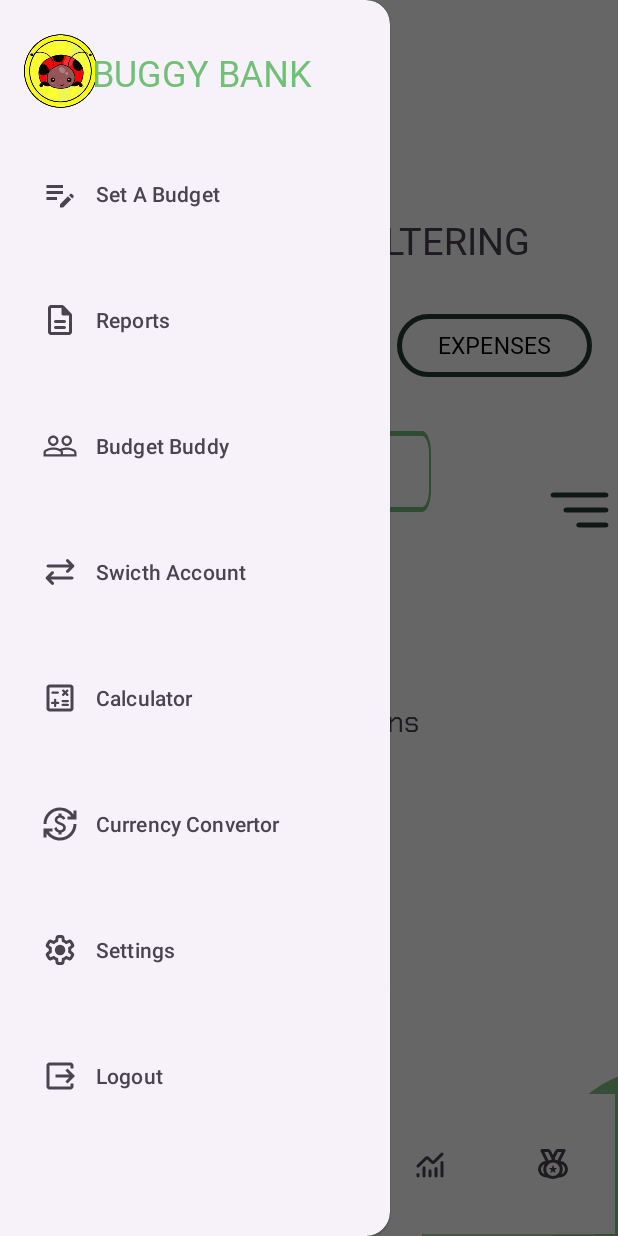
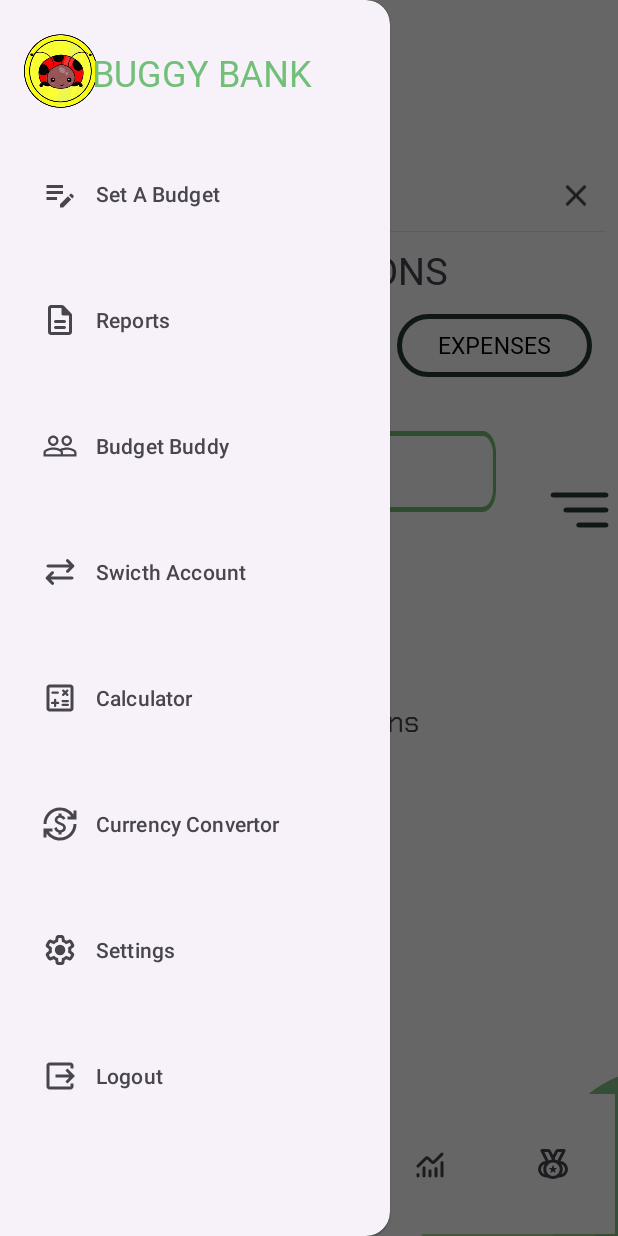
Before and after one commit to ST10085670/BuggyBank, an Android app: the fragment TransactionRecords placed in its activity, with the side drawer open, on a phone screen of 412 x 824 dp. Run offline under Robolectric (Android 15) with nearby library versions, the phone set to English and light mode, and no system bars; our stand-ins replace Firebase (no records; nobody signed in at launch, a user with empty details on screens opened directly); libraries missing offline, so code that uses them is left out: com.github.mikephil.charting; 1 statement that could not run was skipped.

Commit message:
Buttons updated and changed to all caps.Search bar added

```diff
--- a/app/src/main/java/vcmsa/projects/buggybank/TransactionRecords.kt
+++ b/app/src/main/java/vcmsa/projects/buggybank/TransactionRecords.kt
@@ -11,10 +11,12 @@ import android.view.ViewGroup
 import android.widget.PopupMenu
 import android.widget.TextView
 import android.widget.Toast
+import androidx.appcompat.widget.SearchView
 import androidx.lifecycle.lifecycleScope
 import androidx.recyclerview.widget.LinearLayoutManager
 import androidx.recyclerview.widget.RecyclerView
 import com.example.transactionrecords.TransactionRecordsAdapter
+import com.google.android.material.search.SearchBar
 import com.google.firebase.auth.FirebaseAuth
 import com.google.firebase.database.DataSnapshot
 import com.google.firebase.database.DatabaseError
@@ -44,10 +46,12 @@ class TransactionRecords : Fragment() {
     private lateinit var btnIncome: TextView
     private lateinit var btnExpense: TextView
 
+    private lateinit var searchBar : SearchView
 
     private val TAG = "TransactionRecords"
     private lateinit var sortCategory: TextView
     private val filteredTransactions = ArrayList<Transaction>()
+    private val itemRecords = ArrayList <Transaction>()
 
 
     override fun onCreateView(
@@ -65,6 +69,26 @@ class TransactionRecords : Fragment() {
         btnAll = layout.findViewById(R.id.btnAll)
         btnIncome = layout.findViewById(R.id.btnIncomes)
         btnExpense = layout.findViewById(R.id.btnExpenses)
+
+        searchBar = layout.findViewById(R.id.searchBar)
+        searchBar.isIconified = false
+        searchBar.queryHint = "Search..."
+        searchBar.setQuery("", false)
+
+        searchBar.clearFocus() //this removes the cursor from the search bar when fragment loads
+
+
+        searchBar.setOnQueryTextListener(object : SearchView.OnQueryTextListener {
+            override fun onQueryTextSubmit(query: String?): Boolean {
+                return false
+            }
+
+            override fun onQueryTextChange(newText: String?): Boolean {
+                filterRecords(newText ?: "")
+                return true
+            }
+        })
+
 
         adapter = TransactionRecordsAdapter(transactions)
         transactionsList.adapter = adapter
@@ -271,4 +295,31 @@ class TransactionRecords : Fragment() {
 
         popupMenu.show()
     }
+    private fun filterRecords(text: String) {
+        val searchText = text.lowercase()
+        val filteredRecords = mutableListOf<Transaction>()
+
+        for (item in filteredTransactions) {
+            val matches = item.title.lowercase().contains(searchText) ||
+                    item.category.lowercase().contains(searchText) ||
+                    item.paymentMethod.lowercase().contains(searchText) ||
+                    item.amount.toString().lowercase().contains(searchText) ||
+                    item.date.lowercase().contains(searchText) ||
+                    item.type.lowercase().contains(searchText)
+
+            if (matches) {
+                filteredRecords.add(item)
+            }
+        }
+
+        if (filteredRecords.isEmpty()) {
+            Toast.makeText(requireContext(), "No data found", Toast.LENGTH_SHORT).show()
+        } else {
+            updateDisplayedTransactions(filteredRecords)
+        }
+    }
+
+
+
+
 }
--- a/app/src/main/res/layout/activity_sign_in.xml
+++ b/app/src/main/res/layout/activity_sign_in.xml
@@ -102,6 +102,7 @@
             android:layout_height="wrap_content"
             android:layout_marginStart="20dp"
             android:layout_weight="1"
+            android:textAllCaps="true"
             android:backgroundTint="@color/dark_green"
             android:fontFamily="@font/chakra_petch_bold"
             android:textAlignment="center"
@@ -117,6 +118,7 @@
             android:backgroundTint="@android:color/transparent"
             app:strokeColor="#283D36"
             app:strokeWidth="3dp"
+            android:textAllCaps="true"
             android:fontFamily="@font/chakra_petch_bold"
             android:text="@string/Register"
             android:textAlignment="center"
@@ -131,10 +133,10 @@
         android:scaleType="centerCrop"
         app:layout_constraintBottom_toTopOf="@+id/Sign_in_text"
         app:layout_constraintEnd_toEndOf="parent"
-        app:layout_constraintHorizontal_bias="0.497"
+        app:layout_constraintHorizontal_bias="0.519"
         app:layout_constraintStart_toStartOf="parent"
         app:layout_constraintTop_toTopOf="parent"
-        app:layout_constraintVertical_bias="0.781"
+        app:layout_constraintVertical_bias="0.819"
         app:srcCompat="@drawable/logo2" />
 
 </androidx.constraintlayout.widget.ConstraintLayout>
--- a/app/src/main/res/layout/activity_sign_up.xml
+++ b/app/src/main/res/layout/activity_sign_up.xml
@@ -120,6 +120,7 @@
         android:layout_height="wrap_content"
         android:layout_marginTop="28dp"
         android:text="@string/sign_up_button"
+        android:textAllCaps="true"
         android:backgroundTint="@color/dark_green"
         android:fontFamily="@font/chakra_petch_bold"
         android:textAlignment="center"
--- a/app/src/main/res/layout/fragment_add_budget_buddy_pop_up.xml
+++ b/app/src/main/res/layout/fragment_add_budget_buddy_pop_up.xml
@@ -47,6 +47,7 @@
         android:id="@+id/btnAddBuddy"
         android:layout_width="200dp"
         android:layout_height="50dp"
+        android:textAllCaps="true"
         android:layout_marginTop="56dp"
         android:backgroundTint="@color/dark_green"
         android:fontFamily="@font/chakra_petch_bold"
--- a/app/src/main/res/layout/fragment_budget_buddy_profile.xml
+++ b/app/src/main/res/layout/fragment_budget_buddy_profile.xml
@@ -41,6 +41,7 @@
         android:backgroundTint="@color/dark_green"
         android:fontFamily="@font/chakra_petch_bold"
         android:text="+   Add Wallets"
+        android:textAllCaps="true"
         android:textAlignment="center"
         android:textColor="@color/white"
         android:textSize="27sp"
--- a/app/src/main/res/layout/fragment_budget_buddy_wallets_list.xml
+++ b/app/src/main/res/layout/fragment_budget_buddy_wallets_list.xml
@@ -53,6 +53,7 @@
         android:fontFamily="@font/chakra_petch_bold"
         android:text="+   Add Wallet"
         android:textAlignment="center"
+        android:textAllCaps="true"
         android:textColor="@color/white"
         android:textSize="23sp"
         app:layout_constraintEnd_toEndOf="parent"
--- a/app/src/main/res/layout/fragment_creat_pop_up.xml
+++ b/app/src/main/res/layout/fragment_creat_pop_up.xml
@@ -17,11 +17,12 @@
         android:backgroundTint="@android:color/transparent"
         app:strokeColor="#283D36"
         app:strokeWidth="3dp"
+        android:textAllCaps="true"
         android:fontFamily="@font/chakra_petch_bold"
         android:text="Create transaction"
         android:textAlignment="center"
         android:textColor="@color/black"
-        android:textSize="20sp"
+        android:textSize="18sp"
         app:layout_constraintBottom_toBottomOf="parent"
         app:layout_constraintEnd_toEndOf="parent"
         app:layout_constraintStart_toStartOf="parent" />
@@ -34,11 +35,12 @@
         android:backgroundTint="@android:color/transparent"
         app:strokeColor="#283D36"
         app:strokeWidth="3dp"
+        android:textAllCaps="true"
         android:fontFamily="@font/chakra_petch_bold"
         android:text="Create category"
         android:textAlignment="center"
         android:textColor="@color/black"
-        android:textSize="20sp"
+        android:textSize="18sp"
         app:layout_constraintEnd_toEndOf="parent"
         app:layout_constraintStart_toStartOf="parent"
         app:layout_constraintTop_toTopOf="parent" />
--- a/app/src/main/res/layout/fragment_create_category.xml
+++ b/app/src/main/res/layout/fragment_create_category.xml
@@ -120,6 +120,7 @@
         android:textColor="@color/white"
         android:textSize="20sp"
         android:text="Add"
+        android:textAllCaps="true"
         app:layout_constraintBottom_toBottomOf="parent"
         app:layout_constraintEnd_toEndOf="parent"
         app:layout_constraintHorizontal_bias="0.497"
--- a/app/src/main/res/layout/fragment_create_transaction.xml
+++ b/app/src/main/res/layout/fragment_create_transaction.xml
@@ -277,6 +277,7 @@
             android:textAlignment="center"
             android:textColor="@color/white"
             android:textSize="20sp"
+            android:textAllCaps="true"
             app:layout_constraintBottom_toBottomOf="parent"
             app:layout_constraintEnd_toEndOf="parent"
             app:layout_constraintHorizontal_bias="0.497"
--- a/app/src/main/res/layout/fragment_currency_convertor.xml
+++ b/app/src/main/res/layout/fragment_currency_convertor.xml
@@ -39,6 +39,7 @@
         android:backgroundTint="@color/dark_green"
         android:fontFamily="@font/chakra_petch_bold"
         android:textSize="17dp"
+        android:textAllCaps="true"
         android:textColor="@color/white" />
 
     <TextView
@@ -61,6 +62,7 @@
         app:strokeWidth="3dp"
         android:fontFamily="@font/chakra_petch"
         android:text="Reset"
+        android:textAllCaps="true"
         android:textColor="@color/black"
         android:textSize="18sp"
         />
--- a/app/src/main/res/layout/fragment_logout.xml
+++ b/app/src/main/res/layout/fragment_logout.xml
@@ -20,6 +20,7 @@
             android:backgroundTint="@color/dark_green"
             android:fontFamily="@font/chakra_petch_bold"
             android:text="Logout"
+            android:textAllCaps="true"
             android:textAlignment="center"
             android:textColor="@color/white"
             android:textSize="26sp"
@@ -38,6 +39,7 @@
             android:fontFamily="@font/chakra_petch_bold"
             android:gravity="center"
             android:text="Cancel"
+            android:textAllCaps="true"
             android:textColor="@color/black"
             android:textSize="26sp"
             app:layout_constraintBottom_toBottomOf="parent"
--- a/app/src/main/res/layout/fragment_main_page.xml
+++ b/app/src/main/res/layout/fragment_main_page.xml
@@ -73,6 +73,7 @@
             android:layout_marginStart="20dp"
             android:layout_marginBottom="8dp"
             android:layout_weight="1"
+            android:textAllCaps="true"
             android:backgroundTint="@color/dark_green"
             android:fontFamily="@font/chakra_petch_bold"
             android:textAlignment="center"
@@ -90,6 +91,7 @@
             android:layout_marginEnd="10dp"
             android:layout_marginBottom="10dp"
             android:layout_weight="1"
+            android:textAllCaps="true"
             android:text="View Transaction"
             android:backgroundTint="@android:color/transparent"
             app:strokeColor="#283D36"
@@ -136,6 +138,7 @@
             android:backgroundTint="@color/dark_green"
             android:fontFamily="@font/chakra_petch_bold"
             android:text="@string/ViewReport"
+            android:textAllCaps="true"
             android:textAlignment="center"
             android:textColor="@color/white"
             android:textSize="15sp"
--- a/app/src/main/res/layout/fragment_set_budget.xml
+++ b/app/src/main/res/layout/fragment_set_budget.xml
@@ -13,7 +13,6 @@
         android:layout_height="40dp"
         android:fontFamily="@font/chakra_petch_bold"
         android:text="Set a Budget"
-
         android:textAllCaps="true"
         android:textSize="25sp"
         app:layout_constraintBottom_toTopOf="@+id/txtCategoriesHeading"
@@ -74,6 +73,7 @@
         android:backgroundTint="@color/dark_green"
         android:fontFamily="@font/chakra_petch_bold"
         android:text="Set"
+        android:textAllCaps="true"
         android:textAlignment="center"
         android:textColor="@color/white"
         android:textSize="20sp"
--- a/app/src/main/res/layout/fragment_transaction_records.xml
+++ b/app/src/main/res/layout/fragment_transaction_records.xml
@@ -26,14 +26,14 @@
 
         <TextView
             android:id="@+id/txtTimePeriod"
-            android:layout_width="164dp"
+            android:layout_width="250dp"
             android:layout_height="54dp"
             android:background="@drawable/vector_textbox"
             android:clickable="true"
             android:fontFamily="@font/chakra_petch_bold"
             android:gravity="center"
             android:hint="Month"
-            android:textSize="30sp"
+            android:textSize="24sp"
             app:layout_constraintBottom_toBottomOf="parent"
             app:layout_constraintEnd_toEndOf="parent"
             app:layout_constraintHorizontal_bias="0.497"
@@ -123,13 +123,25 @@
             app:layout_constraintStart_toStartOf="parent"
             app:layout_constraintTop_toTopOf="@+id/rvTransactions" />
 
+        <androidx.appcompat.widget.SearchView
+            android:id="@+id/searchBar"
+            android:layout_width="match_parent"
+            android:layout_height="wrap_content"
+            android:layout_marginBottom="8dp"
+            android:queryHint="Search..."
+            android:iconifiedByDefault="false"
+            app:layout_constraintBottom_toTopOf="@+id/tvTransactionsFiltering"
+            app:layout_constraintEnd_toEndOf="parent"
+            app:layout_constraintHorizontal_bias="0.0"
+            app:layout_constraintStart_toStartOf="parent" />
+
         <TextView
             android:id="@+id/tvTransactionsFiltering"
             android:layout_width="wrap_content"
             android:layout_height="wrap_content"
-            android:layout_marginBottom="28dp"
+            android:layout_marginBottom="8dp"
             android:fontFamily="@font/chakra_petch_bold"
-            android:text="Transaction filtering"
+            android:text="Transactions"
 
             android:textAllCaps="true"
             android:textSize="25sp"
```
Also changed, not shown: app/src/main/java/vcmsa/projects/buggybank/TransactionRecordsAdapter.kt (+18 -37 lines), app/src/main/res/layout/activity_main.xml (+9 -10 lines).
